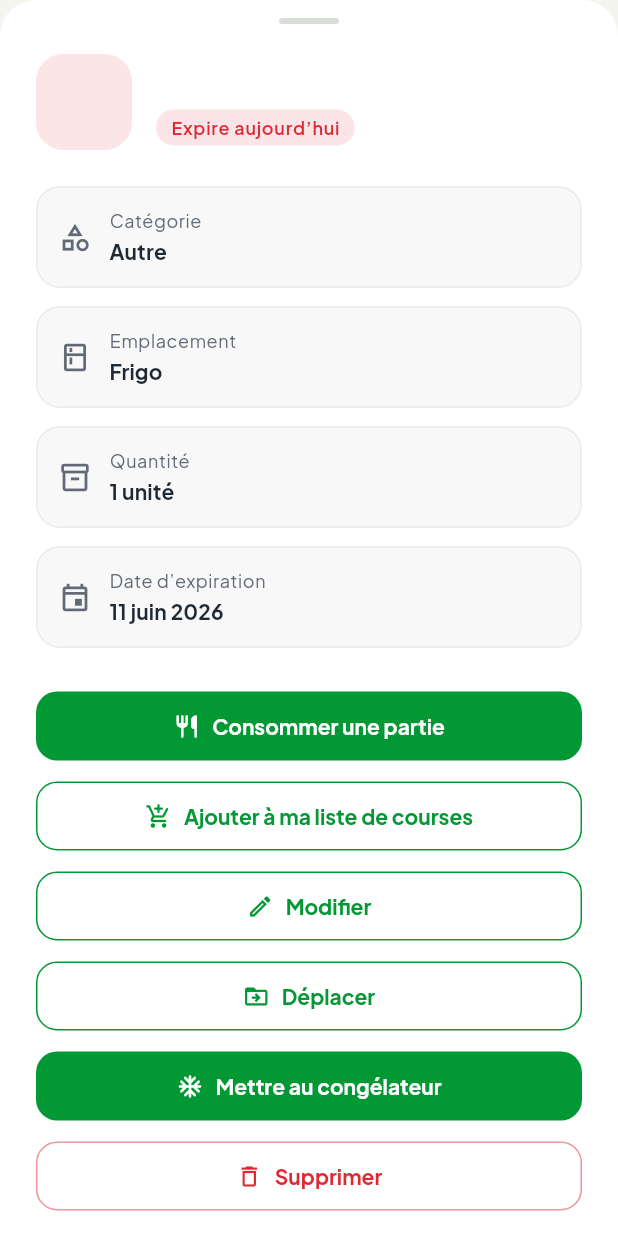
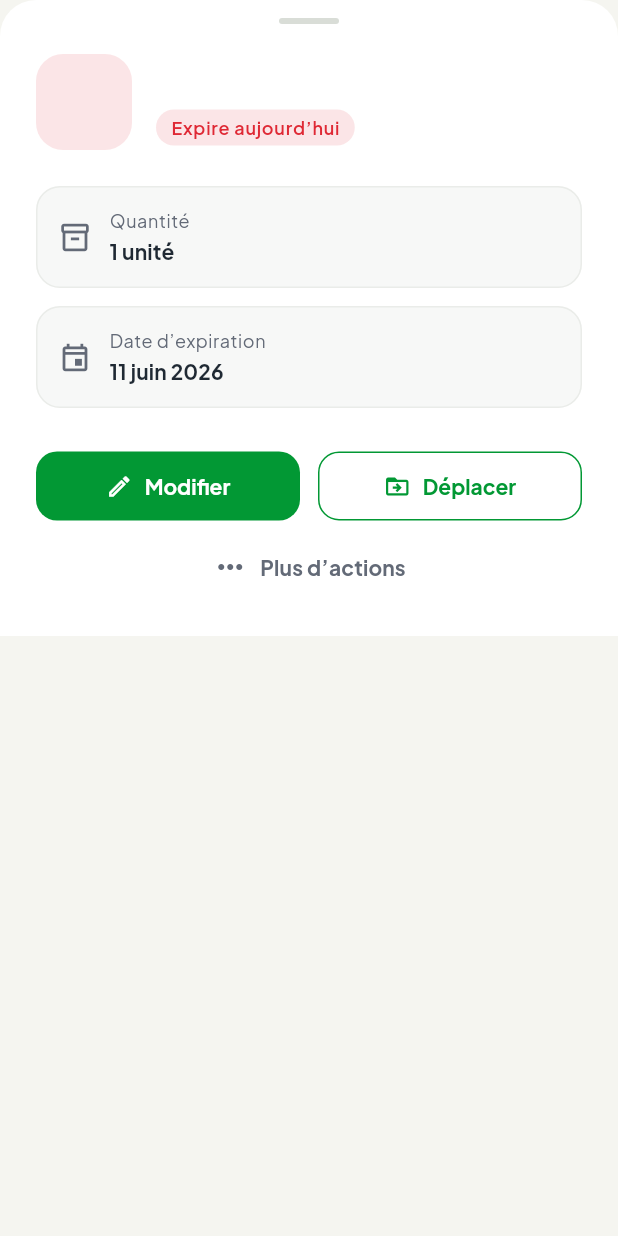
Before and after one commit to Legrancodeurfou/my_fridge, a Flutter app: the _FoodDetailSheet widget shown alone on an empty page, opened directly with empty values, on a phone screen of 412 x 824 dp. Run offline on Flutter 3.47's test engine with Material 3 defaults, Android fonts, the phone set to English and light mode, and no system bars; our stand-ins replace image_picker, shared_preferences, supabase_flutter, web; missing offline and left inert: dart:js_interop; accounts and stored records are empty.

Commit message:
Simplify food detail actions

```diff
--- a/lib/screens/fridge_screen.dart
+++ b/lib/screens/fridge_screen.dart
@@ -1044,6 +1044,8 @@ class _EmptyFridgeView extends StatelessWidget {
   }
 }
 
+enum _FoodDetailAction { consume, addToShoppingList, moveToFreezer, delete }
+
 class _FoodDetailSheet extends StatelessWidget {
   const _FoodDetailSheet({
     required this.food,
@@ -1166,18 +1168,6 @@ class _FoodDetailSheet extends StatelessWidget {
               ),
               const SizedBox(height: 24),
               _DetailRow(
-                icon: Icons.category_outlined,
-                label: 'Catégorie',
-                value: FoodCategoryHelper.label(food.category),
-              ),
-              const SizedBox(height: 12),
-              _DetailRow(
-                icon: StorageLocationHelper.icon(food.storageLocation),
-                label: 'Emplacement',
-                value: StorageLocationHelper.label(food.storageLocation),
-              ),
-              const SizedBox(height: 12),
-              _DetailRow(
                 icon: Icons.inventory_2_outlined,
                 label: 'Quantité',
                 value: food.amountLabel,
@@ -1189,10 +1179,13 @@ class _FoodDetailSheet extends StatelessWidget {
                 value: _formatExpiryDate(food.expiryDate),
               ),
               const SizedBox(height: 28),
-              FilledButton.icon(
-                onPressed: onConsumeAmount,
-                icon: const Icon(Icons.restaurant_rounded),
-                label: const Text('Consommer une partie'),
+              Row(
+                children: [
+                  Expanded(
+                    child: FilledButton.icon(
+                      onPressed: onEdit,
+                      icon: const Icon(Icons.edit_outlined),
+                      label: const Text('Modifier'),
                       style: FilledButton.styleFrom(
                         padding: const EdgeInsets.symmetric(vertical: 14),
                         shape: RoundedRectangleBorder(
@@ -1200,32 +1193,10 @@ class _FoodDetailSheet extends StatelessWidget {
                         ),
                       ),
                     ),
-              const SizedBox(height: 12),
-              OutlinedButton.icon(
-                onPressed: onAddToShoppingList,
-                icon: const Icon(Icons.add_shopping_cart_rounded),
-                label: const Text('Ajouter à ma liste de courses'),
-                style: OutlinedButton.styleFrom(
-                  padding: const EdgeInsets.symmetric(vertical: 14),
-                  shape: RoundedRectangleBorder(
-                    borderRadius: BorderRadius.circular(14),
-                  ),
-                ),
-              ),
-              const SizedBox(height: 12),
-              OutlinedButton.icon(
-                onPressed: onEdit,
-                icon: const Icon(Icons.edit_outlined),
-                label: const Text('Modifier'),
-                style: OutlinedButton.styleFrom(
-                  padding: const EdgeInsets.symmetric(vertical: 14),
-                  shape: RoundedRectangleBorder(
-                    borderRadius: BorderRadius.circular(14),
-                  ),
-                ),
-              ),
-              const SizedBox(height: 12),
-              OutlinedButton.icon(
+                  ),
+                  const SizedBox(width: 12),
+                  Expanded(
+                    child: OutlinedButton.icon(
                       onPressed: onMove,
                       icon: const Icon(Icons.drive_file_move_outline),
                       label: const Text('Déplacer'),
@@ -1236,35 +1207,83 @@ class _FoodDetailSheet extends StatelessWidget {
                         ),
                       ),
                     ),
-              if (onMoveToFreezer != null) ...[
-                const SizedBox(height: 12),
-                FilledButton.tonalIcon(
-                  onPressed: onMoveToFreezer,
-                  icon: const Icon(Icons.ac_unit_rounded),
-                  label: const Text('Mettre au congélateur'),
-                  style: FilledButton.styleFrom(
-                    padding: const EdgeInsets.symmetric(vertical: 14),
-                    shape: RoundedRectangleBorder(
-                      borderRadius: BorderRadius.circular(14),
-                    ),
-                  ),
-                ),
-              ],
-              const SizedBox(height: 12),
-              OutlinedButton.icon(
-                onPressed: onDelete,
-                icon: Icon(Icons.delete_outline, color: colorScheme.error),
-                label: Text(
+                  ),
+                ],
+              ),
+              const SizedBox(height: 8),
+              PopupMenuButton<_FoodDetailAction>(
+                tooltip: 'Afficher plus d’actions',
+                onSelected: (action) {
+                  switch (action) {
+                    case _FoodDetailAction.consume:
+                      onConsumeAmount();
+                    case _FoodDetailAction.addToShoppingList:
+                      onAddToShoppingList();
+                    case _FoodDetailAction.moveToFreezer:
+                      onMoveToFreezer?.call();
+                    case _FoodDetailAction.delete:
+                      onDelete();
+                  }
+                },
+                itemBuilder: (context) => [
+                  const PopupMenuItem(
+                    value: _FoodDetailAction.consume,
+                    child: ListTile(
+                      contentPadding: EdgeInsets.zero,
+                      leading: Icon(Icons.restaurant_rounded),
+                      title: Text('Consommer une partie'),
+                    ),
+                  ),
+                  const PopupMenuItem(
+                    value: _FoodDetailAction.addToShoppingList,
+                    child: ListTile(
+                      contentPadding: EdgeInsets.zero,
+                      leading: Icon(Icons.add_shopping_cart_rounded),
+                      title: Text('Ajouter aux courses'),
+                    ),
+                  ),
+                  if (onMoveToFreezer != null)
+                    const PopupMenuItem(
+                      value: _FoodDetailAction.moveToFreezer,
+                      child: ListTile(
+                        contentPadding: EdgeInsets.zero,
+                        leading: Icon(Icons.ac_unit_rounded),
+                        title: Text('Mettre au congélateur'),
+                      ),
+                    ),
+                  PopupMenuItem(
+                    value: _FoodDetailAction.delete,
+                    child: ListTile(
+                      contentPadding: EdgeInsets.zero,
+                      leading: Icon(
+                        Icons.delete_outline_rounded,
+                        color: colorScheme.error,
+                      ),
+                      title: Text(
                         'Supprimer',
                         style: TextStyle(color: colorScheme.error),
                       ),
-                style: OutlinedButton.styleFrom(
-                  padding: const EdgeInsets.symmetric(vertical: 14),
-                  side: BorderSide(
-                    color: colorScheme.error.withValues(alpha: 0.5),
-                  ),
-                  shape: RoundedRectangleBorder(
-                    borderRadius: BorderRadius.circular(14),
+                    ),
+                  ),
+                ],
+                child: Padding(
+                  padding: const EdgeInsets.symmetric(vertical: 10),
+                  child: Row(
+                    mainAxisAlignment: MainAxisAlignment.center,
+                    children: [
+                      Icon(
+                        Icons.more_horiz_rounded,
+                        color: colorScheme.onSurfaceVariant,
+                      ),
+                      const SizedBox(width: 8),
+                      Text(
+                        'Plus d’actions',
+                        style: theme.textTheme.labelLarge?.copyWith(
+                          color: colorScheme.onSurfaceVariant,
+                          fontWeight: FontWeight.w700,
+                        ),
+                      ),
+                    ],
                   ),
                 ),
               ),
```
Also changed, not shown: lib/models/detected_product_draft.dart (+9 -3 lines), lib/models/ticket_analysis_result.dart (+9 -4 lines), lib/screens/scan_screen.dart (+122 -12 lines), 3 other files. Lines whose indentation alone changed are shown as unchanged.
